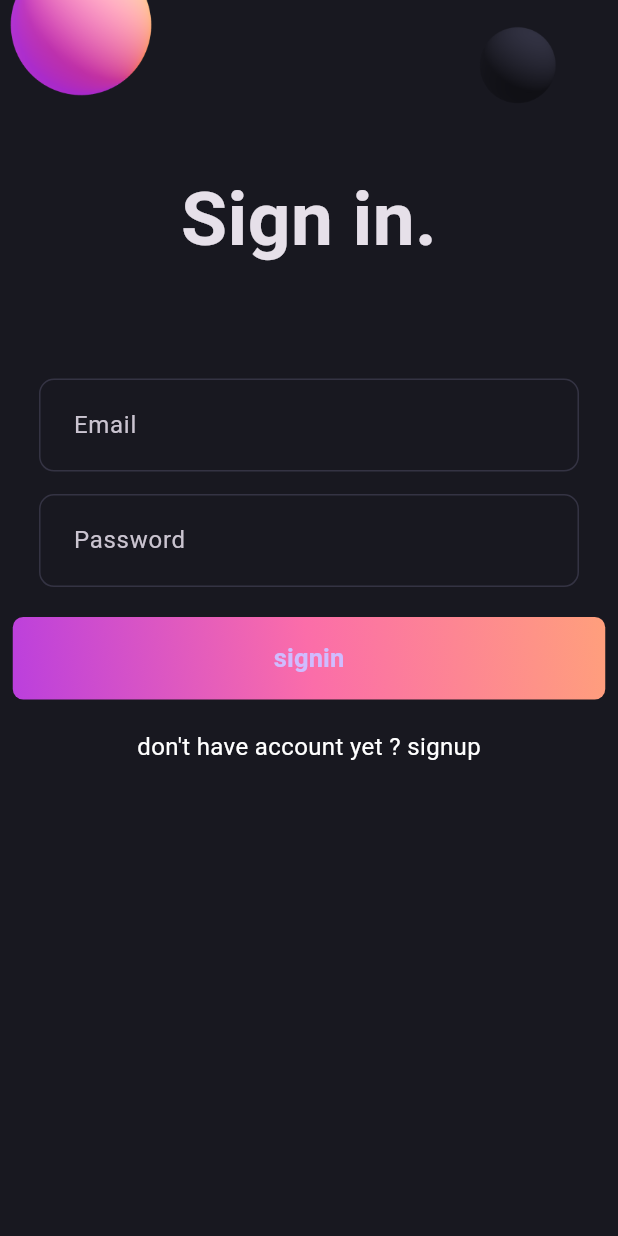
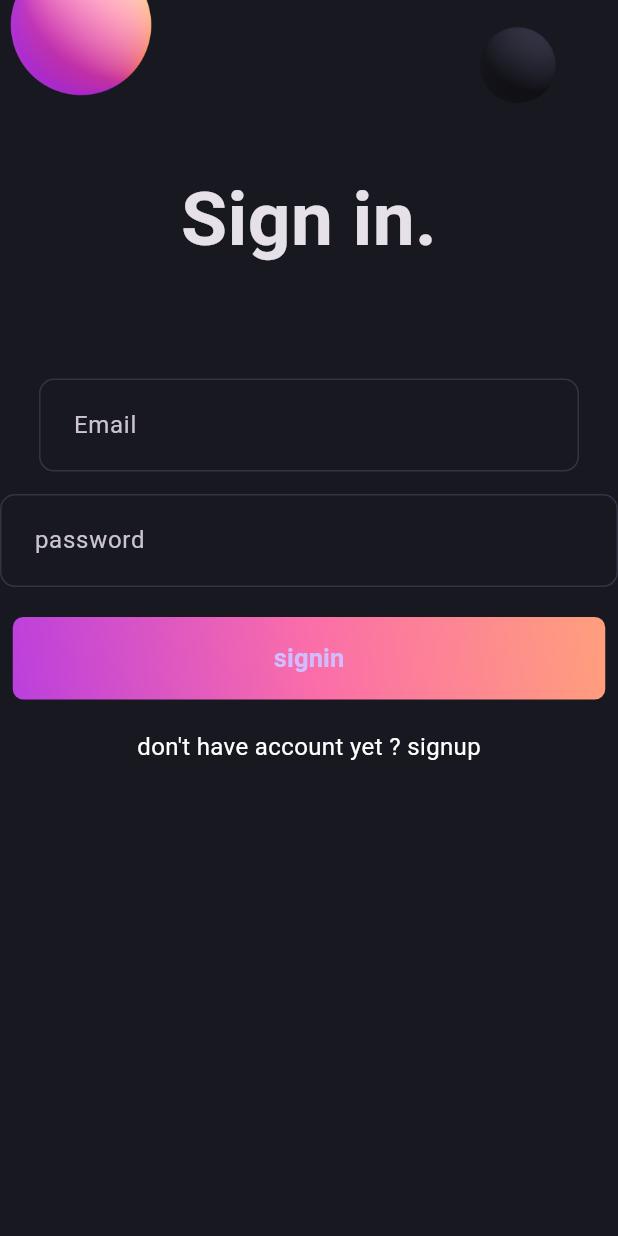
Before and after one commit to manuel-spec/Flutter_ASP.NET_API_CONSUMPTION, a Flutter app: the screen it shows after launch, on a phone screen of 412 x 824 dp. Run offline on Flutter 3.47's test engine with Material 3 defaults, Android fonts, the phone set to English and light mode, and no system bars; our stand-ins replace flutter_svg, fluttertoast, jwt_decoder, shared_preferences.

```diff
--- a/lib/login_screen.dart
+++ b/lib/login_screen.dart
@@ -3,6 +3,7 @@ import 'dart:convert';
 import 'package:flutter/material.dart';
 import 'package:flutter_responsive_login_ui/Home/HomeScreen.dart';
 import 'package:flutter_responsive_login_ui/api/signin_api.dart';
+import 'package:flutter_responsive_login_ui/pallete.dart';
 import 'package:flutter_responsive_login_ui/signup_screen.dart';
 import 'package:flutter_responsive_login_ui/verifyEmail/verify_email.dart';
 import 'package:flutter_responsive_login_ui/widgets/gradient_button.dart';
@@ -131,9 +132,28 @@ class _LoginScreenState extends State<LoginScreen> {
                 controller: emailController,
               ),
               const SizedBox(height: 15),
-              LoginField(
-                hintText: 'Password',
-                controller: passwordController,
+              TextFormField(
+                obscureText: true,
+                controller:
+                    passwordController, // Assign the controller to the TextFormField
+                decoration: InputDecoration(
+                  contentPadding: const EdgeInsets.all(19),
+                  enabledBorder: OutlineInputBorder(
+                    borderSide: const BorderSide(
+                      color: Pallete.borderColor,
+                      width: 1,
+                    ),
+                    borderRadius: BorderRadius.circular(10),
+                  ),
+                  focusedBorder: OutlineInputBorder(
+                    borderSide: const BorderSide(
+                      color: Pallete.gradient2,
+                      width: 1,
+                    ),
+                    borderRadius: BorderRadius.circular(10),
+                  ),
+                  hintText: "password",
+                ),
               ),
               const SizedBox(height: 20),
               isLoading
```
